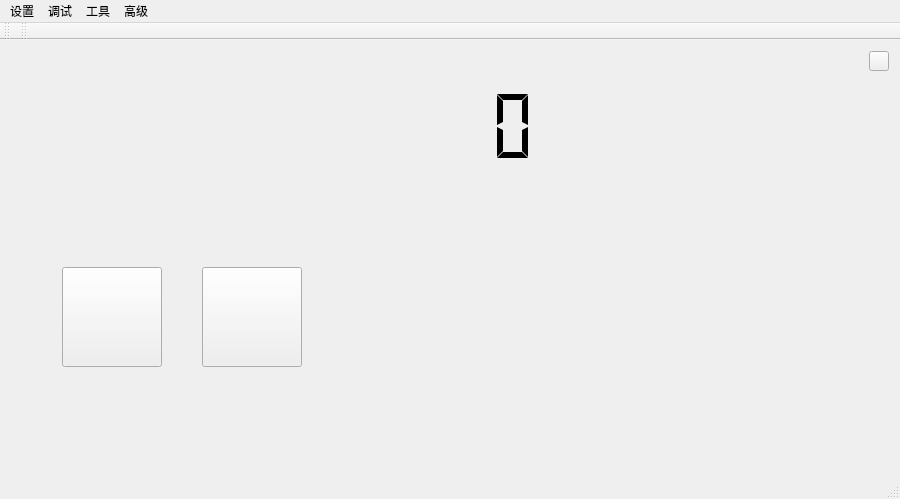
Above: robot_gui/mainwindow.ui from CastielLiu/robotGui before the change. Below: the same form after it.
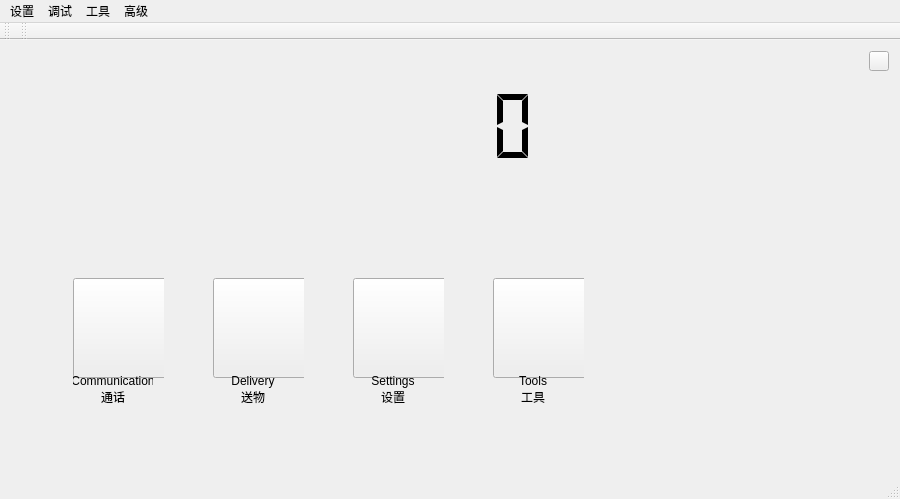
That is the form after the change. The open tabs and pages were chosen to show the change. Icons and pictures are not drawn. Custom widgets are drawn as their Qt base class.

Diff of the .ui file:
```diff
--- a/robot_gui/mainwindow.ui
+++ b/robot_gui/mainwindow.ui
@@ -917,61 +917,281 @@
           </item>
           <item>
            <widget class="QWidget" name="widget_4" native="true">
-            <widget class="QPushButton" name="pushButton_toTransportPage">
-             <property name="geometry">
-              <rect>
-               <x>180</x>
-               <y>70</y>
-               <width>100</width>
-               <height>100</height>
-              </rect>
-             </property>
-             <property name="minimumSize">
-              <size>
-               <width>100</width>
-               <height>100</height>
-              </size>
-             </property>
-             <property name="maximumSize">
-              <size>
-               <width>100</width>
-               <height>100</height>
-              </size>
-             </property>
-             <property name="styleSheet">
-              <string notr="true">border-image: url(:/images/transport_icon);</string>
-             </property>
-             <property name="text">
-              <string/>
-             </property>
-            </widget>
-            <widget class="QPushButton" name="pushButton_toChatPage">
+            <widget class="QWidget" name="">
              <property name="geometry">
               <rect>
                <x>40</x>
                <y>70</y>
-               <width>100</width>
-               <height>100</height>
+               <width>102</width>
+               <height>150</height>
               </rect>
              </property>
-             <property name="minimumSize">
-              <size>
-               <width>100</width>
-               <height>100</height>
-              </size>
+             <layout class="QVBoxLayout" name="verticalLayout_17">
+              <property name="spacing">
+               <number>0</number>
+              </property>
+              <item>
+               <widget class="QPushButton" name="pushButton_toChatPage">
+                <property name="minimumSize">
+                 <size>
+                  <width>100</width>
+                  <height>100</height>
+                 </size>
+                </property>
+                <property name="maximumSize">
+                 <size>
+                  <width>100</width>
+                  <height>100</height>
+                 </size>
+                </property>
+                <property name="styleSheet">
+                 <string notr="true">border-image: url(:/images/chat_icon);</string>
+                </property>
+                <property name="text">
+                 <string/>
+                </property>
+               </widget>
+              </item>
+              <item>
+               <widget class="QLabel" name="label_9">
+                <property name="styleSheet">
+                 <string notr="true">font: 11pt &quot;Times New Roman&quot;;</string>
+                </property>
+                <property name="lineWidth">
+                 <number>1</number>
+                </property>
+                <property name="text">
+                 <string>Communication</string>
+                </property>
+                <property name="alignment">
+                 <set>Qt::AlignCenter</set>
+                </property>
+               </widget>
+              </item>
+              <item>
+               <widget class="QLabel" name="label_13">
+                <property name="styleSheet">
+                 <string notr="true">font: 14pt &quot;楷体&quot;;</string>
+                </property>
+                <property name="lineWidth">
+                 <number>1</number>
+                </property>
+                <property name="text">
+                 <string>通话</string>
+                </property>
+                <property name="alignment">
+                 <set>Qt::AlignCenter</set>
+                </property>
+               </widget>
+              </item>
+             </layout>
+            </widget>
+            <widget class="QWidget" name="">
+             <property name="geometry">
+              <rect>
+               <x>180</x>
+               <y>70</y>
+               <width>102</width>
+               <height>150</height>
+              </rect>
              </property>
-             <property name="maximumSize">
-              <size>
-               <width>100</width>
-               <height>100</height>
-              </size>
+             <layout class="QVBoxLayout" name="verticalLayout_18">
+              <property name="spacing">
+               <number>0</number>
+              </property>
+              <item>
+               <widget class="QPushButton" name="pushButton_toTransportPage">
+                <property name="minimumSize">
+                 <size>
+                  <width>100</width>
+                  <height>100</height>
+                 </size>
+                </property>
+                <property name="maximumSize">
+                 <size>
+                  <width>100</width>
+                  <height>100</height>
+                 </size>
+                </property>
+                <property name="styleSheet">
+                 <string notr="true">border-image: url(:/images/transport_icon);</string>
+                </property>
+                <property name="text">
+                 <string/>
+                </property>
+               </widget>
+              </item>
+              <item>
+               <widget class="QLabel" name="label_10">
+                <property name="styleSheet">
+                 <string notr="true">font: 11pt &quot;Times New Roman&quot;;</string>
+                </property>
+                <property name="lineWidth">
+                 <number>1</number>
+                </property>
+                <property name="text">
+                 <string>Delivery</string>
+                </property>
+                <property name="alignment">
+                 <set>Qt::AlignCenter</set>
+                </property>
+               </widget>
+              </item>
+              <item>
+               <widget class="QLabel" name="label_14">
+                <property name="styleSheet">
+                 <string notr="true">font: 14pt &quot;楷体&quot;;</string>
+                </property>
+                <property name="lineWidth">
+                 <number>1</number>
+                </property>
+                <property name="text">
+                 <string>送物</string>
+                </property>
+                <property name="alignment">
+                 <set>Qt::AlignCenter</set>
+                </property>
+               </widget>
+              </item>
+             </layout>
+            </widget>
+            <widget class="QWidget" name="">
+             <property name="geometry">
+              <rect>
+               <x>320</x>
+               <y>70</y>
+               <width>102</width>
+               <height>150</height>
+              </rect>
              </property>
-             <property name="styleSheet">
-              <string notr="true">border-image: url(:/images/chat_icon);</string>
+             <layout class="QVBoxLayout" name="verticalLayout_19">
+              <property name="spacing">
+               <number>0</number>
+              </property>
+              <item>
+               <widget class="QPushButton" name="pushButton_toSettingPage">
+                <property name="minimumSize">
+                 <size>
+                  <width>100</width>
+                  <height>100</height>
+                 </size>
+                </property>
+                <property name="maximumSize">
+                 <size>
+                  <width>100</width>
+                  <height>100</height>
+                 </size>
+                </property>
+                <property name="styleSheet">
+                 <string notr="true">border-image: url(:/images/setting_icon);</string>
+                </property>
+                <property name="text">
+                 <string/>
+                </property>
+               </widget>
+              </item>
+              <item>
+               <widget class="QLabel" name="label_11">
+                <property name="styleSheet">
+                 <string notr="true">font: 11pt &quot;Times New Roman&quot;;</string>
+                </property>
+                <property name="lineWidth">
+                 <number>1</number>
+                </property>
+                <property name="text">
+                 <string>Settings</string>
+                </property>
+                <property name="alignment">
+                 <set>Qt::AlignCenter</set>
+                </property>
+               </widget>
+              </item>
+              <item>
+               <widget class="QLabel" name="label_15">
+                <property name="styleSheet">
+                 <string notr="true">font: 14pt &quot;楷体&quot;;</string>
+                </property>
+                <property name="lineWidth">
+                 <number>1</number>
+                </property>
+                <property name="text">
+                 <string>设置</string>
+                </property>
+                <property name="alignment">
+                 <set>Qt::AlignCenter</set>
+                </property>
+               </widget>
+              </item>
+             </layout>
+            </widget>
+            <widget class="QWidget" name="">
+             <property name="geometry">
+              <rect>
+               <x>460</x>
+               <y>70</y>
+               <width>102</width>
+               <height>150</height>
+              </rect>
              </property>
-             <property name="text">
-              <string/>
-             </property>
+             <layout class="QVBoxLayout" name="verticalLayout_20">
+              <property name="spacing">
+               <number>0</number>
+              </property>
+              <item>
+               <widget class="QPushButton" name="pushButton_toToolsPage">
+                <property name="minimumSize">
+                 <size>
+                  <width>100</width>
+                  <height>100</height>
+                 </size>
+                </property>
+                <property name="maximumSize">
+                 <size>
+                  <width>100</width>
+                  <height>100</height>
+                 </size>
+                </property>
+                <property name="styleSheet">
+                 <string notr="true">border-image: url(:/images/tools_icon);</string>
+                </property>
+                <property name="text">
+                 <string/>
+                </property>
+               </widget>
+              </item>
+              <item>
+               <widget class="QLabel" name="label_12">
+                <property name="styleSheet">
+                 <string notr="true">font: 11pt &quot;Times New Roman&quot;;</string>
+                </property>
+                <property name="lineWidth">
+                 <number>1</number>
+                </property>
+                <property name="text">
+                 <string>Tools</string>
+                </property>
+                <property name="alignment">
+                 <set>Qt::AlignCenter</set>
+                </property>
+               </widget>
+              </item>
+              <item>
+               <widget class="QLabel" name="label_16">
+                <property name="styleSheet">
+                 <string notr="true">font: 14pt &quot;楷体&quot;;</string>
+                </property>
+                <property name="lineWidth">
+                 <number>1</number>
+                </property>
+                <property name="text">
+                 <string>工具</string>
+                </property>
+                <property name="alignment">
+                 <set>Qt::AlignCenter</set>
+                </property>
+               </widget>
+              </item>
+             </layout>
             </widget>
            </widget>
           </item>
```
Left out of the diff: 78 changed lines with no effect on the pictures.
